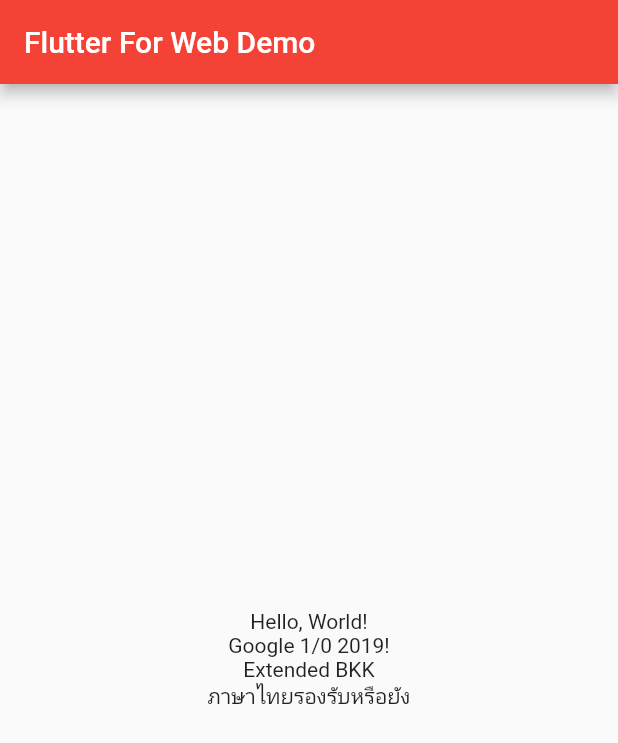
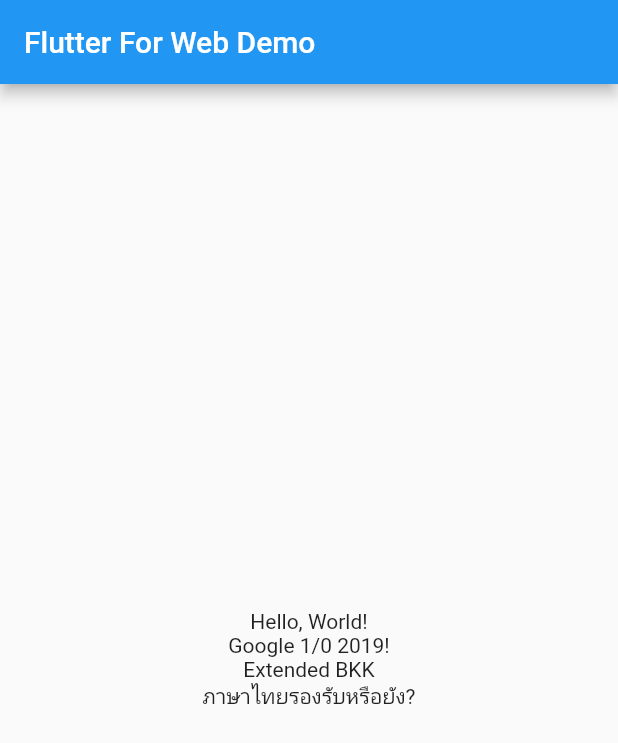
Before and after one commit to 3lVv0w/hello_world_flutter_web, a Flutter app: the screen it shows after launch, on a phone screen of 412 x 824 dp. Shown: the top 743 px of the screen. Run offline on Flutter 3.47's test engine with Material 2 defaults, Android fonts, the phone set to English and light mode, and no system bars; missing offline and left inert: flutter_web.

Commit message:
change theme

```diff
--- a/lib/launcher.dart
+++ b/lib/launcher.dart
@@ -6,9 +6,8 @@ class Launcher extends StatelessWidget {
   Widget build(BuildContext context) {
     return MaterialApp(
       title: 'Google 1/0 2019',
-      theme: ThemeData(
-        primarySwatch: Colors.red,
-      ),
+      // theme: ThemeData.dark(),
+      theme: ThemeData.light(),
       home: HomePage(title: 'Flutter For Web Demo'),
       debugShowCheckedModeBanner: false,
     );
--- a/lib/view/home_page.dart
+++ b/lib/view/home_page.dart
@@ -7,6 +7,7 @@ class HomePage extends StatelessWidget {
 
   @override
   Widget build(BuildContext context) {
+    print('Hello');
     return Scaffold(
       appBar: AppBar(
         title: Text(title),
@@ -25,8 +26,8 @@ class HomePage extends StatelessWidget {
               'Extended BKK',
             ),
             Text(
-              'ภาษาไทยรองรับหรือยัง',
-            ),
+              'ภาษาไทยรองรับหรือยัง?',
+            )
           ],
         ),
       ),
```
